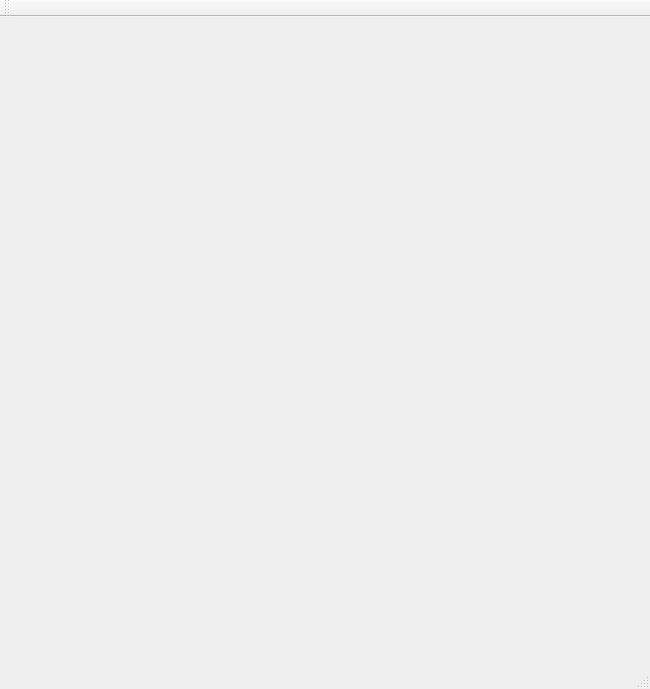
The window that mainwindow.ui (MOonRails/MoUI_onRails) describes before a commit, drawn with Qt 5.
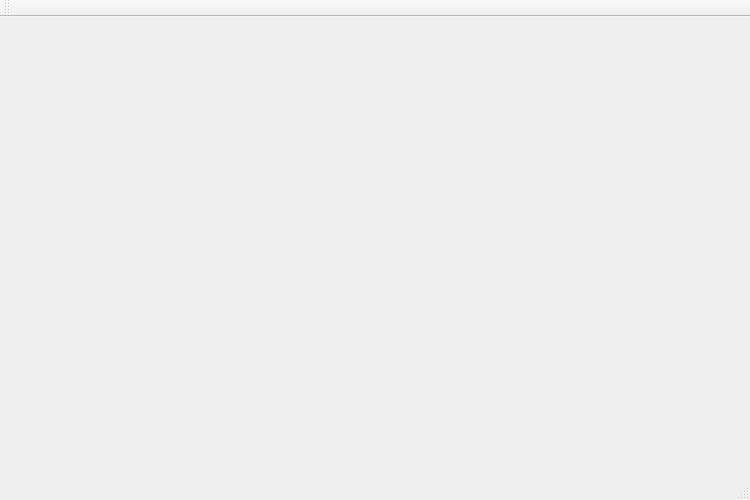
The same window after the commit.

Diff of the .ui file:
```diff
--- a/mainwindow.ui
+++ b/mainwindow.ui
@@ -6,8 +6,8 @@
    <rect>
     <x>0</x>
     <y>0</y>
-    <width>650</width>
-    <height>689</height>
+    <width>750</width>
+    <height>500</height>
    </rect>
   </property>
   <property name="sizePolicy">
@@ -34,7 +34,7 @@
    </property>
    <property name="maximumSize">
     <size>
-     <width>300</width>
+     <width>250</width>
      <height>16777215</height>
     </size>
    </property>
```
Left out of the diff: 2 changed lines with no effect on the pictures.
